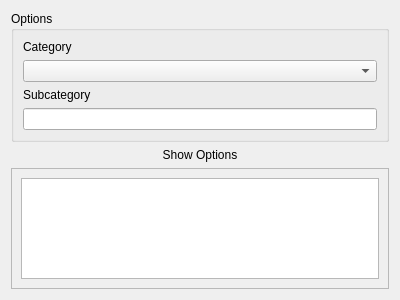
First picture: the form in ViewTransactions.ui, repository peterbucci/PersonalFinanceManager, before the edit.
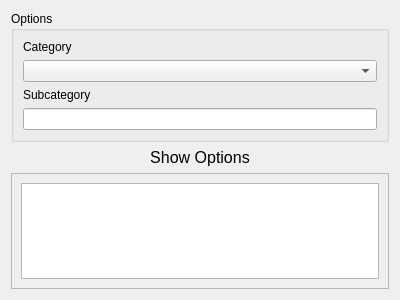
Second picture: the form after the edit.

Commit message: Updated the GraphView Tooltip to be more realiably.

```diff
--- a/ViewTransactions.ui
+++ b/ViewTransactions.ui
@@ -45,6 +45,11 @@
    </item>
    <item>
     <widget class="QLabel" name="label">
+     <property name="font">
+      <font>
+       <pointsize>12</pointsize>
+      </font>
+     </property>
      <property name="cursor">
       <cursorShape>PointingHandCursor</cursorShape>
      </property>
@@ -67,7 +72,7 @@
         <x>0</x>
         <y>0</y>
         <width>386</width>
-        <height>153</height>
+        <height>149</height>
        </rect>
       </property>
       <layout class="QVBoxLayout" name="verticalLayout_2">
```
The commit also changes 5 other files.
